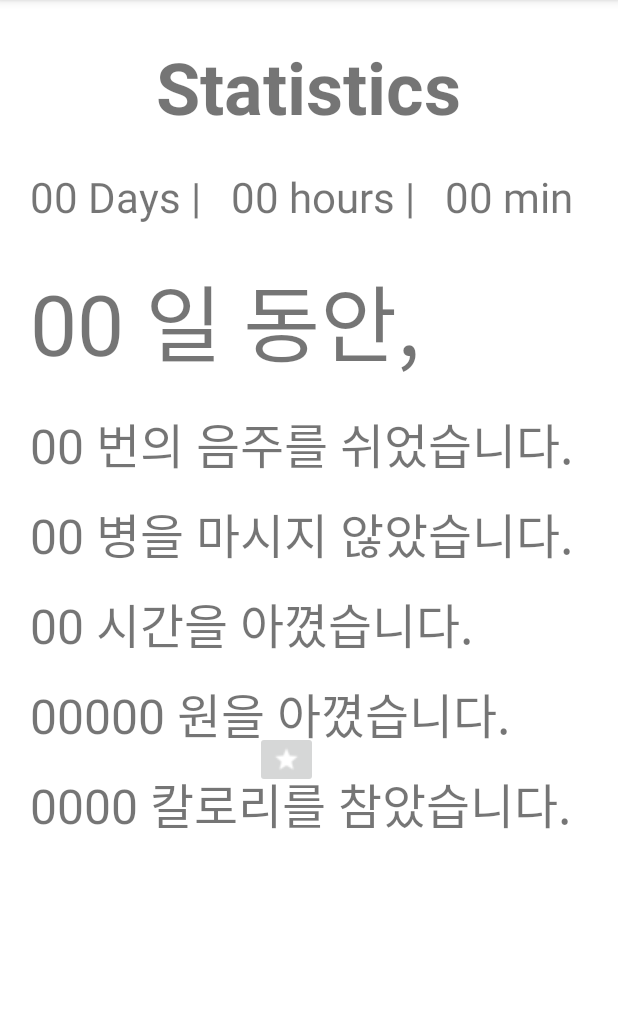
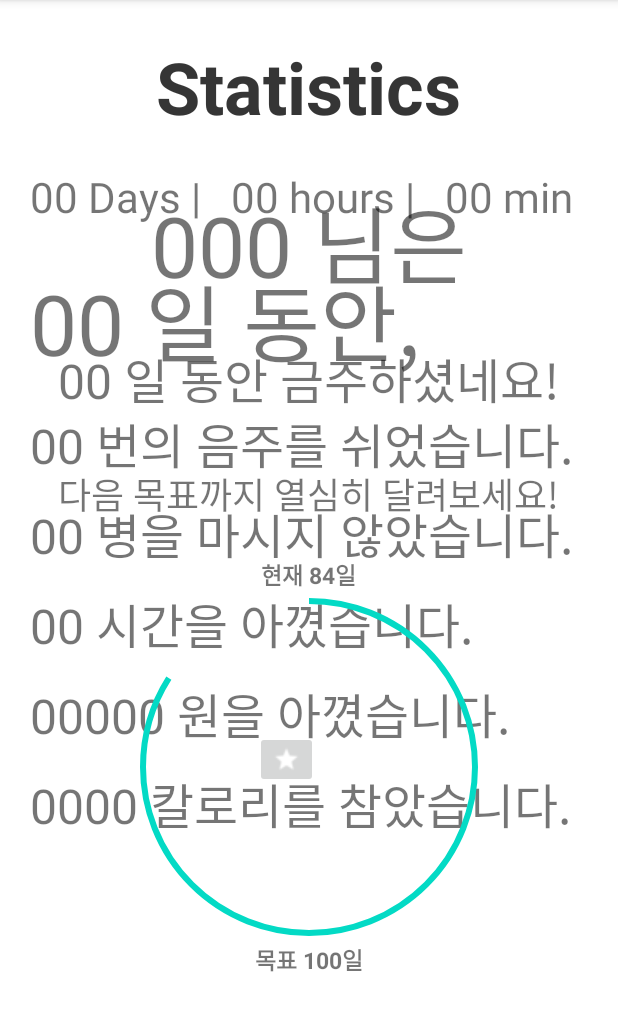
Before and after one commit to jjaehwi/Stopking_, an Android app: the Statistics screen opened directly, with no data from a screen before it, on a phone screen of 412 x 824 dp, the part 84-1115 px from its top. Run offline under Robolectric (Android 15) with nearby library versions, the light colour scheme and no system bars; libraries missing offline, so code that uses them is left out: com.tomergoldst.tooltips; 1 statement that could not run was skipped.

Commit message:
feat: 원형 프로그래스 바 기능 구현

```diff
--- a/app/build.gradle
+++ b/app/build.gradle
@@ -50,4 +50,5 @@ dependencies {
 
     // 툴팁 라이브러리
     implementation 'com.tomergoldst.android:tooltips:1.1.1'
+
 }
--- a/app/src/main/java/com/sample/stopking_project/Statistics.java
+++ b/app/src/main/java/com/sample/stopking_project/Statistics.java
@@ -11,6 +11,7 @@ import android.widget.EditText;
 import android.widget.FrameLayout;
 import android.widget.ImageButton;
 import android.widget.LinearLayout;
+import android.widget.ProgressBar;
 import android.widget.RelativeLayout;
 import android.widget.TabHost;
 import android.widget.TextView;
@@ -18,13 +19,13 @@ import android.widget.Toast;
 
 import com.tomergoldst.tooltips.ToolTip;
 import com.tomergoldst.tooltips.ToolTipsManager;
-
 public class Statistics extends AppCompatActivity implements ToolTipsManager.TipListener, View.OnClickListener {
 
     ImageButton tooltip;
     ToolTipsManager toolTipsManager;
     TextView textView;
     RelativeLayout linearLayout;
+    ProgressBar progressBar;
 
     @Override
     protected void onCreate(Bundle savedInstanceState) {
@@ -41,9 +42,15 @@ public class Statistics extends AppCompatActivity implements ToolTipsManager.Tip
         spec.setContent(R.id.tab_content2);
         tabHost.addTab(spec);
 
+        progressBar = findViewById(R.id.progressbar);
+        progressBar.setProgress(84);
+
         tooltip = findViewById(R.id.tooltip);
         textView = findViewById(R.id.textView);
         linearLayout = findViewById(R.id.linearlayout);
+
+
+
         // initialize tooltip manager
         toolTipsManager = new ToolTipsManager(this);
         tooltip.setOnClickListener(this);
--- a/app/src/main/res/layout/activity_statistics.xml
+++ b/app/src/main/res/layout/activity_statistics.xml
@@ -1,5 +1,7 @@
 <?xml version="1.0" encoding="utf-8"?>
 <TabHost xmlns:android="http://schemas.android.com/apk/res/android"
+    xmlns:app="http://schemas.android.com/apk/res-auto"
+    xmlns:tools="http://schemas.android.com/tools"
     android:id="@+id/host"
     android:layout_width="match_parent"
     android:layout_height="match_parent">
@@ -119,6 +121,75 @@
                 android:layout_width="match_parent"
                 android:layout_height="match_parent"
                 android:orientation="vertical">
+
+                <TextView
+                    android:layout_width="wrap_content"
+                    android:layout_height="wrap_content"
+                    android:layout_gravity="center|top"
+                    android:layout_marginTop="25dp"
+                    android:text="Statistics"
+                    android:textSize="48dp"
+                    android:textStyle="bold" />
+
+                <LinearLayout
+                    android:layout_width="match_parent"
+                    android:layout_height="match_parent"
+                    android:orientation="vertical"
+                    android:layout_weight="2">
+
+                    <TextView
+                        android:layout_width="wrap_content"
+                        android:layout_height="wrap_content"
+                        android:layout_marginTop="30dp"
+                        android:text="000 님은"
+                        android:layout_gravity="center"
+                        android:textSize="56dp" />
+
+                    <TextView
+                        android:layout_width="wrap_content"
+                        android:layout_height="wrap_content"
+                        android:layout_marginTop="25dp"
+                        android:text="00 일 동안 금주하셨네요!"
+                        android:layout_gravity="center"
+                        android:textSize="32dp" />
+
+                </LinearLayout>
+
+                <LinearLayout
+                    android:layout_width="match_parent"
+                    android:layout_height="match_parent"
+                    android:orientation="vertical"
+                    android:layout_weight="1">
+                    <TextView
+                        android:layout_width="wrap_content"
+                        android:layout_height="wrap_content"
+                        android:text="다음 목표까지 열심히 달려보세요!"
+                        android:textSize="24dp"
+                        android:layout_marginTop="25dp"
+                        android:layout_gravity="center" />
+                    <TextView
+                        android:layout_width="wrap_content"
+                        android:layout_height="wrap_content"
+                        android:text="현재 84일"
+                        android:textSize="15dp"
+                        android:textStyle="bold"
+                        android:layout_gravity="center"
+                        android:layout_marginTop="24dp" />
+                    <com.google.android.material.progressindicator.CircularProgressIndicator
+                        android:id="@+id/progressbar"
+                        android:layout_width="wrap_content"
+                        android:layout_height="wrap_content"
+                        android:layout_gravity="center"
+                        app:indicatorSize="225dp"
+                        app:indicatorColor="@color/teal_200" />
+                    <TextView
+                        android:layout_width="wrap_content"
+                        android:layout_height="wrap_content"
+                        android:text="목표 100일"
+                        android:textSize="15dp"
+                        android:textStyle="bold"
+                        android:layout_gravity="center" />
+                </LinearLayout>
             </LinearLayout>
         </FrameLayout>
 
```
